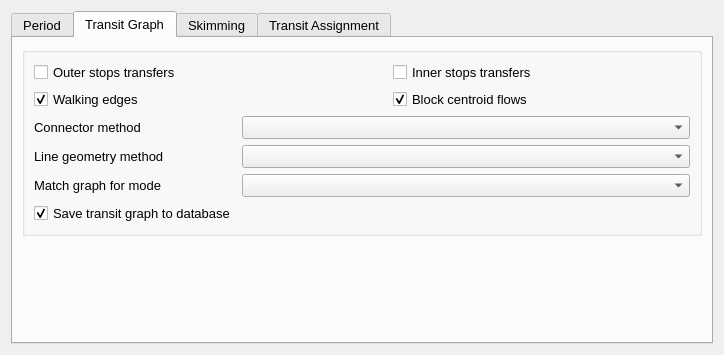
Before: the Qt Designer form qaequilibrae/modules/public_transport_procedures/forms/ui_skimming_assignment.ui in andreiprokhorov/AequilibraE, drawn with Qt 5.
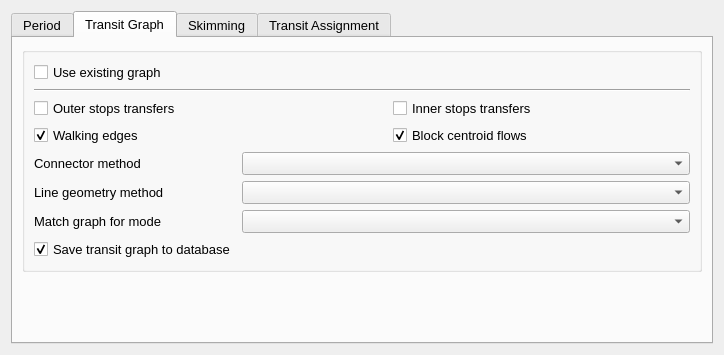
After: the same form once the commit is applied. The open tabs and pages were chosen to show the change.

Commit message:
Improvements in PT assignment (#437)
* disable button

* lint

* .

* docs

* Matrix names

* test

* Update qaequilibrae/modules/public_transport_procedures/transit_assignment_dialog.py

---------

Patch:
```diff
--- a/qaequilibrae/modules/public_transport_procedures/forms/ui_skimming_assignment.ui
+++ b/qaequilibrae/modules/public_transport_procedures/forms/ui_skimming_assignment.ui
@@ -52,21 +52,31 @@
           <string/>
          </property>
          <layout class="QGridLayout" name="gridLayout_8">
-          <item row="3" column="0">
+          <item row="2" column="0" colspan="2">
+           <widget class="QCheckBox" name="chb_outer_stops">
+            <property name="text">
+             <string>Outer stops transfers</string>
+            </property>
+           </widget>
+          </item>
+          <item row="5" column="1" colspan="3">
+           <widget class="QComboBox" name="cob_line_methods"/>
+          </item>
+          <item row="2" column="2" colspan="2">
+           <widget class="QCheckBox" name="chb_inner_stops">
+            <property name="text">
+             <string>Inner stops transfers</string>
+            </property>
+           </widget>
+          </item>
+          <item row="4" column="0">
            <widget class="QLabel" name="label_2">
             <property name="text">
              <string>Connector method</string>
             </property>
            </widget>
           </item>
-          <item row="4" column="0">
-           <widget class="QLabel" name="label_3">
-            <property name="text">
-             <string>Line geometry method</string>
-            </property>
-           </widget>
-          </item>
-          <item row="6" column="0">
+          <item row="7" column="0">
            <widget class="QCheckBox" name="chb_save_graph">
             <property name="text">
              <string>Save transit graph to database</string>
@@ -76,27 +86,34 @@
             </property>
            </widget>
           </item>
+          <item row="4" column="1" colspan="3">
+           <widget class="QComboBox" name="cob_conn_methods"/>
+          </item>
+          <item row="0" column="0">
+           <widget class="QCheckBox" name="chb_use_graph">
+            <property name="text">
+             <string>Use existing graph</string>
+            </property>
+           </widget>
+          </item>
+          <item row="6" column="1" colspan="3">
+           <widget class="QComboBox" name="cob_mode"/>
+          </item>
           <item row="5" column="0">
+           <widget class="QLabel" name="label_3">
+            <property name="text">
+             <string>Line geometry method</string>
+            </property>
+           </widget>
+          </item>
+          <item row="6" column="0">
            <widget class="QLabel" name="label_1">
             <property name="text">
              <string>Match graph for mode</string>
             </property>
            </widget>
           </item>
-          <item row="3" column="1" colspan="3">
-           <widget class="QComboBox" name="cob_conn_methods"/>
-          </item>
-          <item row="4" column="1" colspan="3">
-           <widget class="QComboBox" name="cob_line_methods"/>
-          </item>
-          <item row="1" column="0" colspan="2">
-           <widget class="QCheckBox" name="chb_outer_stops">
-            <property name="text">
-             <string>Outer stops transfers</string>
-            </property>
-           </widget>
-          </item>
-          <item row="2" column="0" colspan="2">
+          <item row="3" column="0" colspan="2">
            <widget class="QCheckBox" name="chb_walk_edges">
             <property name="text">
              <string>Walking edges</string>
@@ -106,14 +123,7 @@
             </property>
            </widget>
           </item>
-          <item row="1" column="2" colspan="2">
-           <widget class="QCheckBox" name="chb_inner_stops">
-            <property name="text">
-             <string>Inner stops transfers</string>
-            </property>
-           </widget>
-          </item>
-          <item row="2" column="2" colspan="2">
+          <item row="3" column="2" colspan="2">
            <widget class="QCheckBox" name="chb_check_centroids">
             <property name="text">
              <string>Block centroid flows</string>
@@ -123,8 +133,12 @@
             </property>
            </widget>
           </item>
-          <item row="5" column="1" colspan="3">
-           <widget class="QComboBox" name="cob_mode"/>
+          <item row="1" column="0" colspan="4">
+           <widget class="Line" name="hline">
+            <property name="orientation">
+             <enum>Qt::Horizontal</enum>
+            </property>
+           </widget>
           </item>
          </layout>
         </widget>
```
The commit also changes 7 other files.
